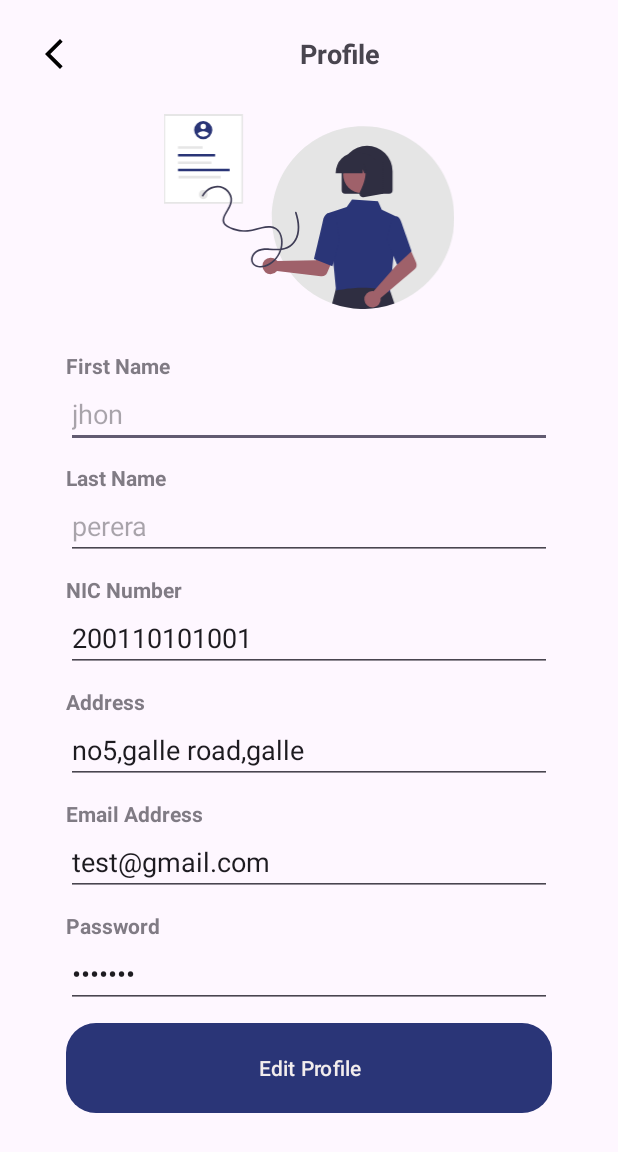
After one commit to IT21203176/E-Commerce-Mobile-Application, an Android app: the layout activity_edit_profile.xml on its own in the app's theme, with its tools: preview values and no code run, on a phone screen of 412 x 824 dp. The commit adds this screen. Shown: the top 1152 px of the screen. Run offline under Robolectric (Android 15) with nearby library versions, the phone set to English and light mode, and no system bars.

Commit message:
add profile details page

```diff
--- /dev/null
+++ b/app/src/main/java/com/example/ecommerce_mobile_app/EditProfileActivity.kt
@@ -0,0 +1,20 @@
+package com.example.ecommerce_mobile_app
+
+import android.os.Bundle
+import androidx.activity.enableEdgeToEdge
+import androidx.appcompat.app.AppCompatActivity
+import androidx.core.view.ViewCompat
+import androidx.core.view.WindowInsetsCompat
+
+class EditProfileActivity : AppCompatActivity() {
+    override fun onCreate(savedInstanceState: Bundle?) {
+        super.onCreate(savedInstanceState)
+        enableEdgeToEdge()
+        setContentView(R.layout.activity_edit_profile)
+        ViewCompat.setOnApplyWindowInsetsListener(findViewById(R.id.main)) { v, insets ->
+            val systemBars = insets.getInsets(WindowInsetsCompat.Type.systemBars())
+            v.setPadding(systemBars.left, systemBars.top, systemBars.right, systemBars.bottom)
+            insets
+        }
+    }
+}
--- /dev/null
+++ b/app/src/main/res/drawable/button.xml
@@ -0,0 +1,10 @@
+<?xml version="1.0" encoding="utf-8"?>
+<shape xmlns:android="http://schemas.android.com/apk/res/android">
+
+    <!-- Set the background color for the button -->
+    <solid android:color="@color/dark_moderate_blue"/>
+
+    <!-- Set the corner radius (adjust the radius value as per your need) -->
+    <corners android:radius="20dp"/>
+
+</shape>
--- /dev/null
+++ b/app/src/main/res/drawable/personal_information.xml
@@ -0,0 +1,69 @@
+<vector xmlns:android="http://schemas.android.com/apk/res/android"
+    android:width="1050.9dp"
+    android:height="704.4dp"
+    android:viewportWidth="1050.9"
+    android:viewportHeight="704.4">
+  <path
+      android:pathData="M1050.9,374.4c0,142.5 -90.3,263.9 -216.8,310a326.3,326.3 0,0 1,-59.3 15.6,332.2 332.2,0 0,1 -165.7,-15.1c-127.3,-45.8 -218.2,-167.6 -218.2,-310.6 0,-182.2 147.8,-329.9 330,-329.9a328.6,328.6 0,0 1,192 61.6C996.4,165.8 1050.9,263.7 1050.9,374.4Z"
+      android:fillColor="#e5e5e5"/>
+  <path
+      android:pathData="M834.1,684.4a326.3,326.3 0,0 1,-59.3 15.6,332.2 332.2,0 0,1 -165.7,-15.1l15.2,-61.2 0.9,-3.7 31.1,0.1 156.2,0.6 2,5.9Z"
+      android:fillColor="#2f2e41"/>
+  <path
+      android:pathData="M0,0h286.7v324.4h-286.7z"
+      android:fillColor="#e6e6e6"/>
+  <path
+      android:pathData="M5.1,6.9h275.9v310.6h-275.9z"
+      android:fillColor="#fff"/>
+  <path
+      android:pathData="M143.3,291m-15.5,0a15.5,15.5 0,1 1,30.9 0a15.5,15.5 0,1 1,-30.9 0"
+      android:fillColor="#e6e6e6"/>
+  <path
+      android:pathData="M51.9,116.8h88.8v9.1h-88.8z"
+      android:fillColor="#e6e6e6"/>
+  <path
+      android:pathData="M51.9,144.1h134.1v9.1h-134.1z"
+      android:fillColor="#2a3577"/>
+  <path
+      android:pathData="M51.9,171.5h120.9v9.1h-120.9z"
+      android:fillColor="#e6e6e6"/>
+  <path
+      android:pathData="M51.9,198.1h186.7v9.1h-186.7z"
+      android:fillColor="#2a3577"/>
+  <path
+      android:pathData="M53.8,223.5h152.2v9.1h-152.2z"
+      android:fillColor="#e6e6e6"/>
+  <path
+      android:pathData="M407.6,527.8a29.8,29.8 0,0 1,3 3.6l140.1,-3.4 16.3,-29.9 48.3,18.8 -23.8,55.7a22.6,22.6 0,0 1,-23.5 13.6l-158.3,-19.1a29.7,29.7 0,1 1,-2.2 -39.2Z"
+      android:fillColor="#9f616a"/>
+  <path
+      android:pathData="M596.2,357.2l65.6,-21.5 19.3,-26.4 93.7,5.5 13.8,30.8 50,23.6 -7.7,142.6 -13.1,133.5c-67.6,-35 -193.6,-8.3 -194.7,-7.9Z"
+      android:fillColor="#2a3577"/>
+  <path
+      android:pathData="M610.2,550.3l-66.7,-26.7 0.3,-1.2c0.3,-1.2 28.7,-119.8 32.4,-138.9 3.9,-19.9 18.3,-25.4 18.9,-25.6l0.4,-0.2 26.4,8 11.6,91.1Z"
+      android:fillColor="#2a3577"/>
+  <path
+      android:pathData="M754.2,639.6a29.7,29.7 0,0 1,4.7 0.3l92.7,-105.1 -10.8,-32.3 46.6,-22.7 24.7,55.3a22.6,22.6 0,0 1,-6 26.5l-121.7,103.1a29.7,29.7 0,1 1,-30.2 -25.1Z"
+      android:fillColor="#9f616a"/>
+  <path
+      android:pathData="M844.2,545l-38.7,-91 15.1,-63.4 16.3,-20.5a9.4,9.4 0,0 1,7.5 0.1c6,2.4 11.1,9.8 15.2,22l36.3,103.3Z"
+      android:fillColor="#2a3577"/>
+  <path
+      android:pathData="M643.5,275.6v-68.6a91.9,91.9 0,1 1,183.9 -0.6q0,0.3 0,0.6v68.6a12.4,12.4 0,0 1,-12.4 12.4L655.9,288A12.4,12.4 0,0 1,643.5 275.6Z"
+      android:fillColor="#2f2e41"/>
+  <path
+      android:pathData="M716.5,219m-67.4,0a67.4,67.4 0,1 1,134.8 0a67.4,67.4 0,1 1,-134.8 0"
+      android:fillColor="#9f616a"/>
+  <path
+      android:pathData="M621.8,212.5a72.8,72.8 0,0 1,72.7 -72.7h13.7a72.8,72.8 0,0 1,72.7 72.7v1.4h-29l-9.9,-27.7 -2,27.7L725.1,213.9l-5,-14 -1,14L621.8,213.9Z"
+      android:fillColor="#2f2e41"/>
+  <path
+      android:pathData="M709.9,295.7a12.2,12.2 0,0 1,-1 -12.9c14.5,-27.7 34.9,-78.8 7.9,-110.3l-1.9,-2.3h78.5v117.8L722.1,300.6a12.6,12.6 0,0 1,-2.2 0.2,12.3 12.3,0 0,1 -10,-5.1Z"
+      android:fillColor="#2f2e41"/>
+  <path
+      android:pathData="M143.1,25.3A32.9,32.9 0,1 0,176 58.2v-0a32.9,32.9 0,0 0,-32.9 -32.9ZM143.1,35.1a9.9,9.9 0,1 1,-9.9 9.9v0A9.9,9.9 0,0 1,143.1 35.1ZM143.1,82.6a24,24 0,0 1,-19.7 -10.5c0.2,-6.6 13.2,-10.2 19.7,-10.2s19.6,3.6 19.7,10.2A24,24 0,0 1,143.1 82.6Z"
+      android:fillColor="#2a3577"/>
+  <path
+      android:pathData="M143.5,296.9c13.6,-24.8 46,-40.6 72.6,-26.4 12,6.4 21.5,17.7 24.5,31 3.5,15.5 -3.9,30.3 -11.5,43.3 -4.1,7.1 -8.7,14 -12.1,21.4 -3.5,7.7 -6.1,16.6 -3.4,25 2.4,7.6 8.4,13.1 15,17.1a111.8,111.8 0,0 0,23.1 10.3,135.7 135.7,0 0,0 51.5,6.7 140.8,140.8 0,0 0,25.7 -4.1c8.9,-2.3 17.7,-5.2 26.7,-7.4 15,-3.7 32,-5.6 46.2,1.9 13.8,7.3 19.9,22.4 21.9,37.2 3.5,27.2 -7.3,55.5 -26.8,74.6 -9.4,9.2 -21.1,16.7 -34,19.8 -11.2,2.7 -25.6,2.5 -34.5,-5.8 -9.9,-9.3 -7.6,-24.3 0.3,-34.2 10.1,-12.6 27.1,-15.6 42.4,-15.9 17.3,-0.3 34.6,2.2 52,0.6a79.8,79.8 0,0 0,24.6 -5.9,62.3 62.3,0 0,0 18.5,-12.5c10.7,-10.4 17.9,-24.2 21.5,-38.6 4.3,-17.3 3.4,-35.5 0,-52.9a238.4,238.4 0,0 0,-6.9 -26.5c-1.2,-3.7 -7,-2.1 -5.8,1.6 10.3,32.7 16.1,70.6 -3.9,100.9a60.1,60.1 0,0 1,-35.9 25.9c-17.3,4.3 -35.4,2.2 -52.9,1.5 -16.7,-0.6 -35,0 -49.3,9.8 -11.7,8 -19.9,23.1 -16.4,37.4 3.4,13.8 16.7,20.8 29.9,21.9 13.9,1.1 27.6,-3.5 39.3,-10.8 24.3,-15.2 40.5,-41.9 43.9,-70.2 1.8,-14.8 -0,-30.7 -6.7,-44.1a43.1,43.1 0,0 0,-15.8 -17.7c-6.8,-4.2 -14.7,-6.2 -22.6,-7 -17.9,-1.7 -35.2,4.5 -52.2,9.2a144.8,144.8 0,0 1,-26.6 5.1,133 133,0 0,1 -26.3,-0.4 129.4,129.4 0,0 1,-25.5 -5.7,101.9 101.9,0 0,1 -23.1,-10.4c-6.4,-4.1 -11.9,-9.9 -12.2,-17.9 -0.3,-8.6 4,-16.7 8.2,-24 8.2,-14.4 18.3,-28.5 20.4,-45.3 1.9,-14.7 -4.1,-29.3 -14.3,-39.8a53.8,53.8 0,0 0,-39.7 -16.5c-15.2,0.4 -29.7,7 -40.9,17.2a67.4,67.4 0,0 0,-13.8 17.5c-1.9,3.4 3.3,6.4 5.2,3Z"
+      android:fillColor="#3f3d56"/>
+</vector>
--- /dev/null
+++ b/app/src/main/res/layout/activity_edit_profile.xml
@@ -0,0 +1,191 @@
+<?xml version="1.0" encoding="utf-8"?>
+<androidx.constraintlayout.widget.ConstraintLayout xmlns:android="http://schemas.android.com/apk/res/android"
+    xmlns:app="http://schemas.android.com/apk/res-auto"
+    xmlns:tools="http://schemas.android.com/tools"
+    android:id="@+id/main"
+    android:layout_width="match_parent"
+    android:layout_height="match_parent"
+    tools:context=".EditProfileActivity">
+
+    <ScrollView
+        android:layout_width="match_parent"
+        android:layout_height="match_parent">
+
+    <LinearLayout
+        android:layout_width="match_parent"
+        android:layout_height="wrap_content"
+        android:orientation="vertical"
+        android:padding="16dp">
+
+        <LinearLayout
+        android:layout_width="match_parent"
+        android:layout_height="match_parent"
+        android:orientation="horizontal">
+
+            <ImageView
+            android:id="@+id/backBtn1"
+            android:layout_width="wrap_content"
+            android:layout_height="wrap_content"
+            android:padding="8dp"
+            app:srcCompat="@drawable/baseline_arrow_back_ios_new_24" />
+
+        <TextView
+            android:id="@+id/textView12"
+            android:layout_width="0dp"
+            android:layout_height="wrap_content"
+            android:layout_gravity="center"
+            android:layout_weight="1"
+            android:text="@string/profile_details"
+            android:textAlignment="center"
+            android:textSize="18sp"
+            android:textStyle="bold" />
+        </LinearLayout>
+
+        <View
+            android:layout_width="wrap_content"
+            android:layout_height="20dp"/>
+
+        <ImageView
+            android:layout_width="wrap_content"
+            android:layout_height="130dp"
+            android:src="@drawable/personal_information" />
+
+        <LinearLayout
+            android:layout_width="match_parent"
+            android:layout_height="wrap_content"
+            android:orientation="vertical"
+            android:padding="28dp">
+
+            <TextView
+                android:layout_width="wrap_content"
+                android:layout_height="wrap_content"
+                android:text="First Name"
+                android:alpha="0.7"
+                android:textStyle="bold"/>
+
+            <EditText
+                android:id="@+id/show_firstName"
+                android:layout_width="match_parent"
+                android:layout_height="wrap_content"
+                android:inputType="text"
+                android:hint="jhon"
+                android:textSize="18sp"
+                />
+
+            <View
+                android:layout_width="wrap_content"
+                android:layout_height="10dp"/>
+
+            <TextView
+                android:layout_width="wrap_content"
+                android:layout_height="wrap_content"
+                android:text="Last Name"
+                android:alpha="0.7"
+                android:textStyle="bold"/>
+
+            <EditText
+                android:id="@+id/show_lastName"
+                android:layout_width="match_parent"
+                android:layout_height="wrap_content"
+                android:inputType="text"
+                android:hint="perera"
+                android:textSize="18sp"
+                />
+
+            <View
+                android:layout_width="wrap_content"
+                android:layout_height="10dp"/>
+
+            <TextView
+                android:layout_width="wrap_content"
+                android:layout_height="wrap_content"
+                android:text="NIC Number"
+                android:alpha="0.7"
+                android:textStyle="bold"/>
+
+            <EditText
+                android:id="@+id/show_NIC"
+                android:layout_width="match_parent"
+                android:layout_height="wrap_content"
+                android:inputType="text"
+                android:text="200110101001"
+                android:textSize="18sp"
+
+                />
+
+            <View
+                android:layout_width="wrap_content"
+                android:layout_height="10dp"/>
+
+            <TextView
+                android:layout_width="wrap_content"
+                android:layout_height="wrap_content"
+                android:text="Address"
+                android:alpha="0.7"
+                android:textStyle="bold"/>
+
+            <EditText
+                android:id="@+id/show_address"
+                android:layout_width="match_parent"
+                android:layout_height="wrap_content"
+                android:inputType="text"
+                android:text="no5,galle road,galle"
+                android:textSize="18sp"
+                />
+            <View
+                android:layout_width="wrap_content"
+                android:layout_height="10dp"/>
+
+            <TextView
+                android:layout_width="wrap_content"
+                android:layout_height="wrap_content"
+                android:text="Email Address"
+                android:alpha="0.7"
+                android:textStyle="bold"/>
+
+            <EditText
+                android:id="@+id/show_email"
+                android:layout_width="match_parent"
+                android:layout_height="wrap_content"
+                android:inputType="textEmailAddress"
+                android:text="test@gmail.com"
+                android:textSize="18sp"
+                />
+
+            <View
+                android:layout_width="wrap_content"
+                android:layout_height="10dp"/>
+            <TextView
+                android:layout_width="wrap_content"
+                android:layout_height="wrap_content"
+                android:text="Password"
+                android:alpha="0.7"
+                android:textStyle="bold"/>
+
+            <EditText
+                android:id="@+id/show_password"
+                android:layout_width="match_parent"
+                android:layout_height="wrap_content"
+                android:inputType="textPassword"
+                android:text="1111111"
+                android:textSize="18sp"
+                />
+
+            <View
+                android:layout_width="wrap_content"
+                android:layout_height="10dp"/>
+
+            <com.google.android.material.button.MaterialButton
+                android:layout_width="match_parent"
+                android:layout_height="60dp"
+                android:text="Edit Profile"
+                android:background="@drawable/button"
+                android:textColor="@color/grey_bg"
+                app:cornerRadius="32dp"/>
+
+
+        </LinearLayout>
+
+    </LinearLayout>
+    </ScrollView>
+</androidx.constraintlayout.widget.ConstraintLayout>
--- a/app/src/main/res/values/strings.xml
+++ b/app/src/main/res/values/strings.xml
@@ -73,5 +73,6 @@
     <string name="remarks">Remarks</string>
     <string name="may_be_later">May Be, later</string>
     <string name="rate_now">Rate Now</string>
+    <string name="profile_details">Profile</string>
 
 </resources>
```
